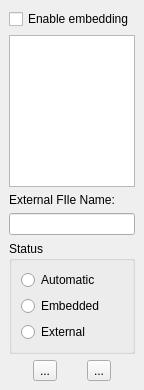
Before: the Qt Designer form src/frontends/qt4/ui/EmbeddedFilesUi.ui in cburschka/lyx, drawn with Qt 5.
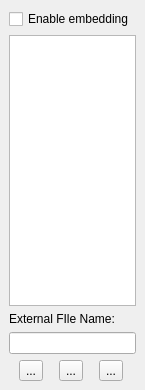
After: the same form once the commit is applied. Icons and pictures are not drawn.

Commit message: Embedding: remove AUTO feature, remove STATUS from embedding dialog

Diff of the .ui file:
```diff
--- a/src/frontends/qt4/ui/EmbeddedFilesUi.ui
+++ b/src/frontends/qt4/ui/EmbeddedFilesUi.ui
@@ -8,7 +8,7 @@
    <rect>
     <x>0</x>
     <y>0</y>
-    <width>100</width>
+    <width>145</width>
     <height>390</height>
    </rect>
   </property>
@@ -52,54 +52,6 @@
    <item>
     <widget class="QLineEdit" name="fullpathLE" />
    </item>
-   <item>
-    <widget class="QGroupBox" name="statusGB" >
-     <property name="title" >
-      <string>Status</string>
-     </property>
-     <layout class="QVBoxLayout" >
-      <property name="margin" >
-       <number>9</number>
-      </property>
-      <property name="spacing" >
-       <number>6</number>
-      </property>
-      <item>
-       <widget class="QRadioButton" name="autoRB" >
-        <property name="toolTip" >
-         <string>Automatic inclusion</string>
-        </property>
-        <property name="text" >
-         <string>Automatic</string>
-        </property>
-        <property name="autoExclusive" >
-         <bool>false</bool>
-        </property>
-       </widget>
-      </item>
-      <item>
-       <widget class="QRadioButton" name="embeddedRB" >
-        <property name="text" >
-         <string>Embedded</string>
-        </property>
-        <property name="autoExclusive" >
-         <bool>false</bool>
-        </property>
-       </widget>
-      </item>
-      <item>
-       <widget class="QRadioButton" name="externalRB" >
-        <property name="text" >
-         <string>External</string>
-        </property>
-        <property name="autoExclusive" >
-         <bool>false</bool>
-        </property>
-       </widget>
-      </item>
-     </layout>
-    </widget>
-   </item>
    <item>
     <layout class="QHBoxLayout" >
      <property name="margin" >
@@ -146,6 +98,25 @@
        </property>
       </widget>
      </item>
+     <item>
+      <widget class="QToolButton" name="updatePB" >
+       <property name="toolTip" >
+        <string>Update selected file with external files</string>
+       </property>
+       <property name="text" >
+        <string>...</string>
+       </property>
+       <property name="icon" >
+        <iconset>../../../../lib/images/copy.png</iconset>
+       </property>
+       <property name="iconSize" >
+        <size>
+         <width>20</width>
+         <height>20</height>
+        </size>
+       </property>
+      </widget>
+     </item>
     </layout>
    </item>
   </layout>
```
The commit also changes 2 other files.
